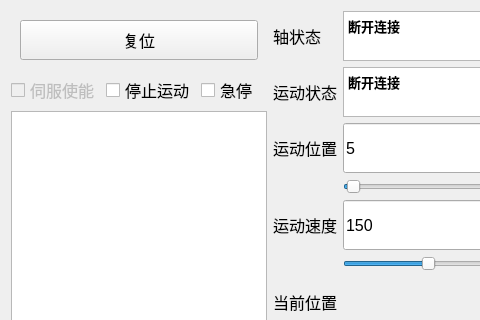
Before: the Qt Designer form src/rail/rail_widget.ui in VN-BVB/CISCamera_DALSA, drawn with Qt 5; both pictures show x 0 to 480 and y 0 to 320 of the 957 by 648 pixel window.
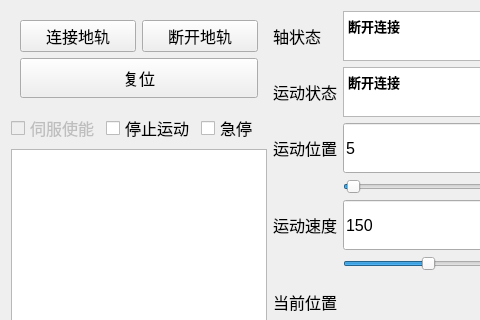
After: the same form once the commit is applied.

Commit message: 修改地轨widget

```diff
--- a/src/rail/rail_widget.ui
+++ b/src/rail/rail_widget.ui
@@ -399,7 +399,7 @@
         </size>
        </property>
        <layout class="QGridLayout" name="gridLayout_5">
-        <item row="0" column="0" colspan="2">
+        <item row="1" column="0" colspan="2">
          <widget class="QPushButton" name="btn_chk_Rest">
           <property name="minimumSize">
            <size>
@@ -412,6 +412,20 @@
           </property>
          </widget>
         </item>
+        <item row="0" column="0">
+         <widget class="QPushButton" name="btn_contectRail">
+          <property name="text">
+           <string>连接地轨</string>
+          </property>
+         </widget>
+        </item>
+        <item row="0" column="1">
+         <widget class="QPushButton" name="btn_discontectRail">
+          <property name="text">
+           <string>断开地轨</string>
+          </property>
+         </widget>
+        </item>
        </layout>
       </widget>
      </item>
```
